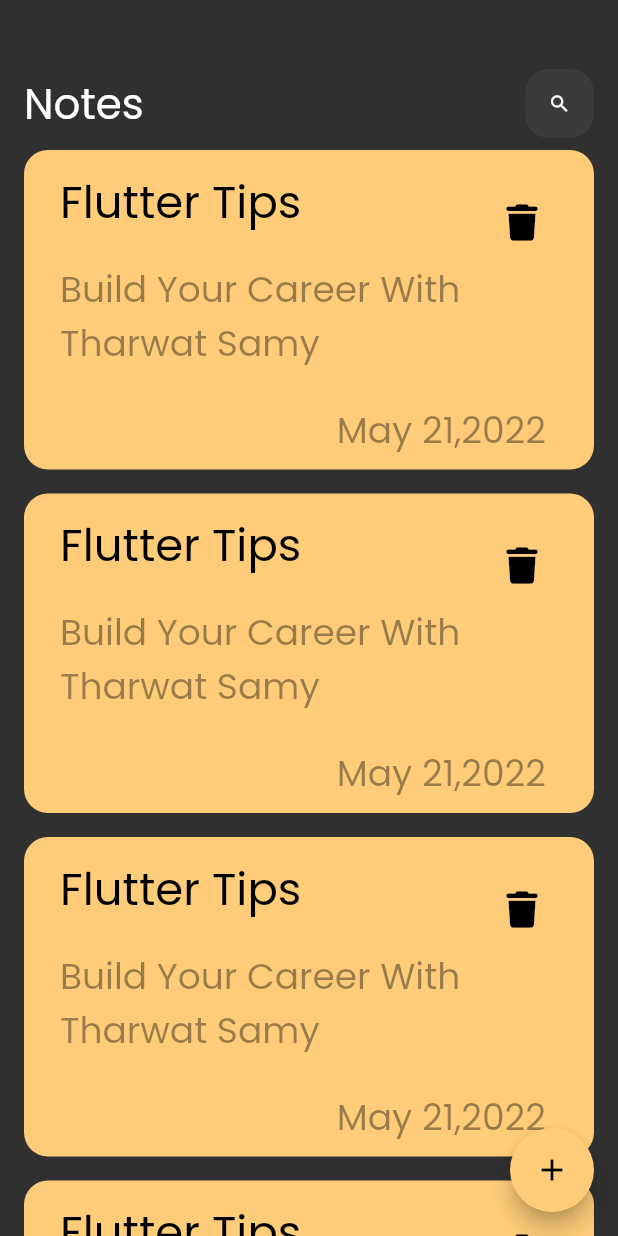
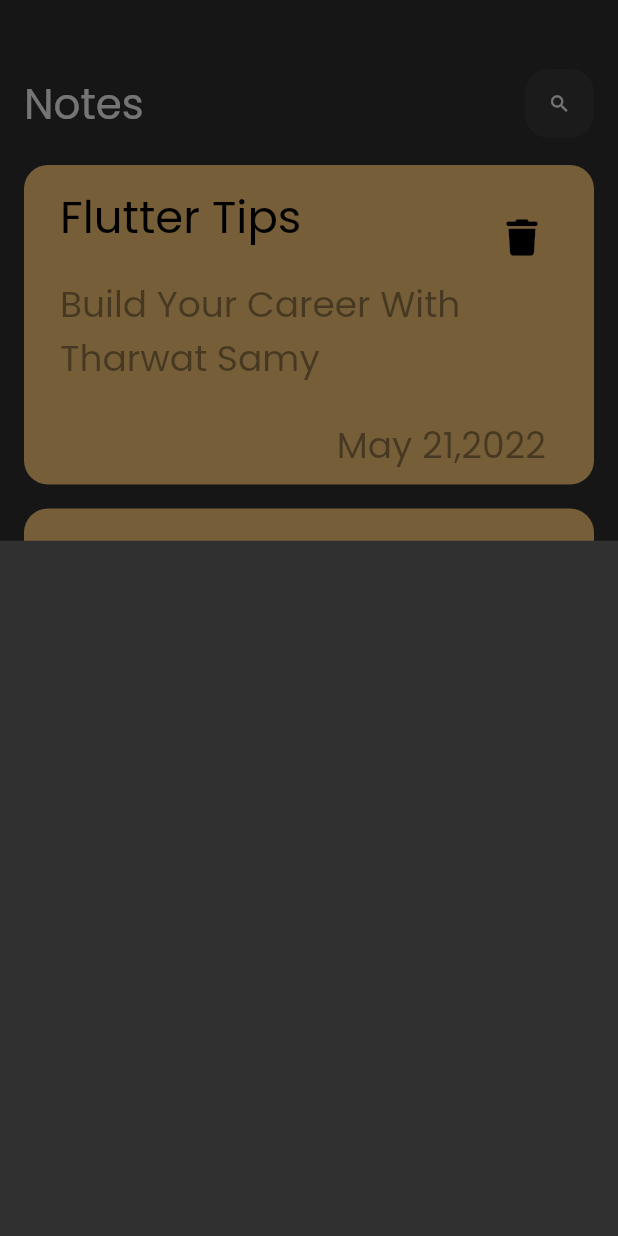
Before and after one commit to m7md3bbas/NotesApp, a Flutter app: the screen it shows after launch, after a tap on the "add" icon, on a phone screen of 412 x 824 dp. Run offline on Flutter 3.47's test engine with Material 2 defaults, Android fonts, the phone set to English and light mode, and no system bars; our stand-ins replace font_awesome_flutter; missing offline and left inert: dart:ffi.

Commit message:
AddShowModelButton

```diff
--- a/lib/Views/NotesViews.dart
+++ b/lib/Views/NotesViews.dart
@@ -1,4 +1,5 @@
 import 'package:flutter/material.dart';
+import 'package:notesapp/Views/Widgets/AddShowModelButton.dart';
 import 'package:notesapp/Views/Widgets/NotesViewBody.dart';
 
 class NotesView extends StatelessWidget {
@@ -8,12 +9,16 @@ class NotesView extends StatelessWidget {
   Widget build(BuildContext context) {
     return Scaffold(
       floatingActionButton: FloatingActionButton(
-        backgroundColor: Color(0xffffcd7a),
-        onPressed: () {},
-        child: IconButton(
-          onPressed: () {},
-          icon: Icon(Icons.add),
-        ),
+        // backgroundColor: Color(0xffffcd7a),
+        onPressed: () {
+          showModalBottomSheet(
+            context: context,
+            builder: (context) {
+              return const AddNoteModelSheet();
+            },
+          );
+        },
+        child: Icon(Icons.add),
       ),
       body: const NotesViewBody(),
     );
--- /dev/null
+++ b/lib/Views/Widgets/AddShowModelButton.dart
@@ -0,0 +1,10 @@
+import 'package:flutter/material.dart';
+
+class AddNoteModelSheet extends StatelessWidget {
+  const AddNoteModelSheet({super.key});
+
+  @override
+  Widget build(BuildContext context) {
+    return Container();
+  }
+}
--- a/lib/Views/Widgets/CustomListViewItems.dart
+++ b/lib/Views/Widgets/CustomListViewItems.dart
@@ -7,13 +7,17 @@ class NotesListView extends StatelessWidget {
 
   @override
   Widget build(BuildContext context) {
-    return ListView.builder(
+    return Padding(
+      padding: const EdgeInsets.symmetric(vertical: 10),
+      child: ListView.builder(
+        padding: EdgeInsets.zero,
         itemBuilder: (context, index) {
           return Padding(
             padding: const EdgeInsets.symmetric(vertical: 8.0),
             child: NoteItem(),
           );
         },
+      ),
     );
   }
 }
```
Lines whose indentation alone changed are shown as unchanged.
